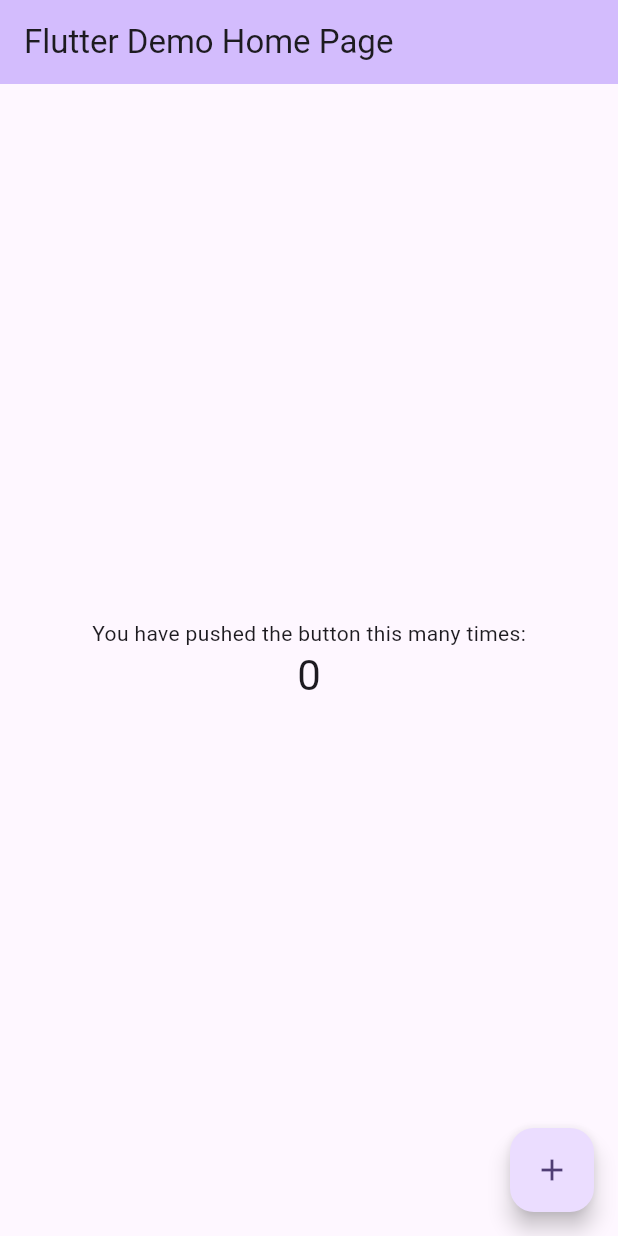
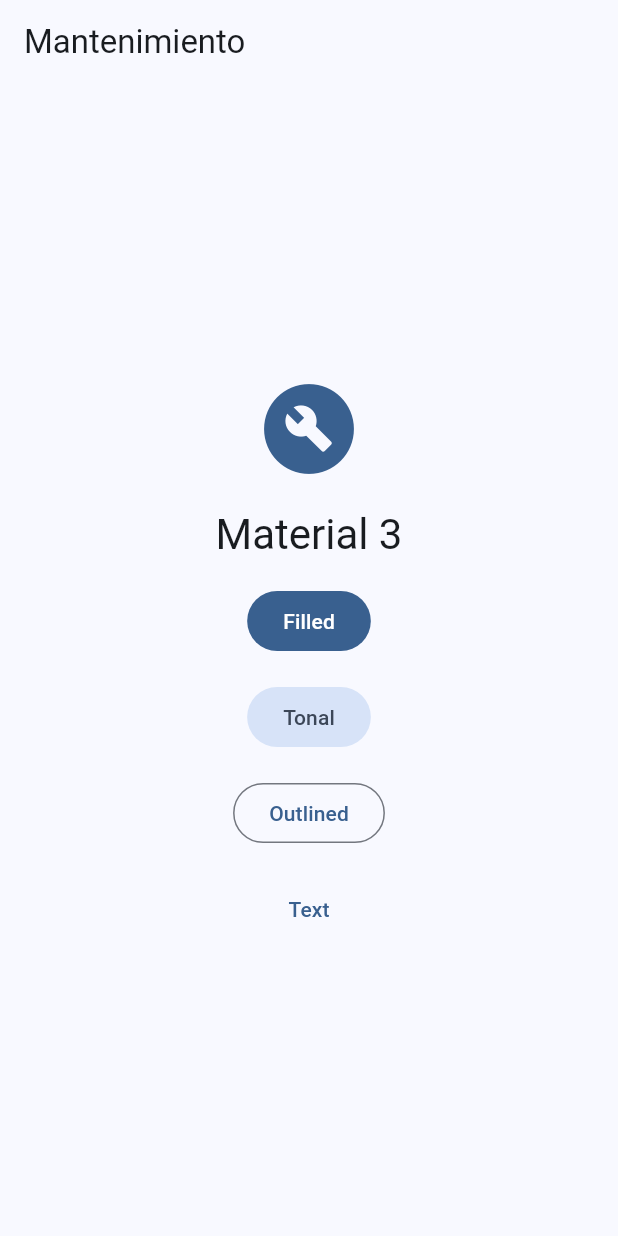
Before and after one commit to alegarciaaitec/app-mantenimiento, a Flutter app: the screen it shows after launch, on a phone screen of 412 x 824 dp. Run offline on Flutter 3.47's test engine with Material 3 defaults, Android fonts, the phone set to English and light mode, and no system bars; our stand-ins replace material_ui.

Commit message:
feat: tema Material 3 con ColorScheme.fromSeed y pantalla de inicio
Co-Authored-By: Claude Sonnet 5.5 <noreply@anthropic.com>

```diff
--- /dev/null
+++ b/lib/app.dart
@@ -0,0 +1,19 @@
+import 'package:material_ui/material_ui.dart';
+
+import 'core/theme/app_theme.dart';
+import 'ui/pages/inicio_page.dart';
+
+class App extends StatelessWidget {
+  const App({super.key});
+
+  @override
+  Widget build(BuildContext context) {
+    return MaterialApp(
+      title: 'Mantenimiento',
+      debugShowCheckedModeBanner: false,
+      theme: AppTheme.light,
+      darkTheme: AppTheme.dark,
+      home: const InicioPage(),
+    );
+  }
+}
--- /dev/null
+++ b/lib/core/theme/app_theme.dart
@@ -0,0 +1,28 @@
+import 'package:material_ui/material_ui.dart';
+
+import 'spacing.dart';
+
+/// Tema Material 3. Los colores salen de una sola semilla: el mismo valor
+/// que se usó para generar las variables "Color" del archivo de Figma.
+/// El tema oscuro se genera solo con `brightness: Brightness.dark`.
+abstract final class AppTheme {
+  static const seed = Color(0xFF0B5FA5);
+
+  static ThemeData get light => _build(Brightness.light);
+  static ThemeData get dark => _build(Brightness.dark);
+
+  static ThemeData _build(Brightness brightness) {
+    return ThemeData(
+      colorScheme: ColorScheme.fromSeed(
+        seedColor: seed,
+        brightness: brightness,
+      ),
+      // Campo de texto outlined con radio xs, como en Figma.
+      inputDecorationTheme: const InputDecorationTheme(
+        border: OutlineInputBorder(
+          borderRadius: BorderRadius.all(Radius.circular(Radii.xs)),
+        ),
+      ),
+    );
+  }
+}
--- /dev/null
+++ b/lib/core/theme/spacing.dart
@@ -0,0 +1,21 @@
+// Tokens del sistema de diseño. Mismos valores que las variables
+// "Spacing" y "Radius" del archivo de Figma.
+abstract final class Spacing {
+  static const xs = 4.0;
+  static const sm = 8.0;
+  static const md = 12.0;
+  static const lg = 16.0;
+  static const xl = 24.0;
+  static const xxl = 32.0;
+  static const xxxl = 48.0;
+}
+
+abstract final class Radii {
+  static const none = 0.0;
+  static const xs = 4.0;
+  static const sm = 8.0;
+  static const md = 12.0;
+  static const lg = 16.0;
+  static const xl = 28.0;
+  static const full = 999.0;
+}
--- a/lib/main.dart
+++ b/lib/main.dart
@@ -1,122 +1,5 @@
 import 'package:material_ui/material_ui.dart';
 
-void main() {
-  runApp(const MyApp());
-}
+import 'app.dart';
 
-class MyApp extends StatelessWidget {
-  const MyApp({super.key});
-
-  // This widget is the root of your application.
-  @override
-  Widget build(BuildContext context) {
-    return MaterialApp(
-      title: 'Flutter Demo',
-      theme: ThemeData(
-        // This is the theme of your application.
-        //
-        // TRY THIS: Try running your application with "flutter run". You'll see
-        // the application has a purple toolbar. Then, without quitting the app,
-        // try changing the seedColor in the colorScheme below to Colors.green
-        // and then invoke "hot reload" (save your changes or press the "hot
-        // reload" button in a Flutter-supported IDE, or press "r" if you used
-        // the command line to start the app).
-        //
-        // Notice that the counter didn't reset back to zero; the application
-        // state is not lost during the reload. To reset the state, use hot
-        // restart instead.
-        //
-        // This works for code too, not just values: Most code changes can be
-        // tested with just a hot reload.
-        colorScheme: .fromSeed(seedColor: Colors.deepPurple),
-      ),
-      home: const MyHomePage(title: 'Flutter Demo Home Page'),
-    );
-  }
-}
-
-class MyHomePage extends StatefulWidget {
-  const MyHomePage({super.key, required this.title});
-
-  // This widget is the home page of your application. It is stateful, meaning
-  // that it has a State object (defined below) that contains fields that affect
-  // how it looks.
-
-  // This class is the configuration for the state. It holds the values (in this
-  // case the title) provided by the parent (in this case the App widget) and
-  // used by the build method of the State. Fields in a Widget subclass are
-  // always marked "final".
-
-  final String title;
-
-  @override
-  State<MyHomePage> createState() => _MyHomePageState();
-}
-
-class _MyHomePageState extends State<MyHomePage> {
-  int _counter = 0;
-
-  void _incrementCounter() {
-    setState(() {
-      // This call to setState tells the Flutter framework that something has
-      // changed in this State, which causes it to rerun the build method below
-      // so that the display can reflect the updated values. If we changed
-      // _counter without calling setState(), then the build method would not be
-      // called again, and so nothing would appear to happen.
-      _counter++;
-    });
-  }
-
-  @override
-  Widget build(BuildContext context) {
-    // This method is rerun every time setState is called, for instance as done
-    // by the _incrementCounter method above.
-    //
-    // The Flutter framework has been optimized to make rerunning build methods
-    // fast, so that you can just rebuild anything that needs updating rather
-    // than having to individually change instances of widgets.
-    return Scaffold(
-      appBar: AppBar(
-        // TRY THIS: Try changing the color here to a specific color (to
-        // Colors.amber, perhaps?) and trigger a hot reload to see the AppBar
-        // change color while the other colors stay the same.
-        backgroundColor: Theme.of(context).colorScheme.inversePrimary,
-        // Here we take the value from the MyHomePage object that was created by
-        // the App.build method, and use it to set our appbar title.
-        title: Text(widget.title),
-      ),
-      body: Center(
-        // Center is a layout widget. It takes a single child and positions it
-        // in the middle of the parent.
-        child: Column(
-          // Column is also a layout widget. It takes a list of children and
-          // arranges them vertically. By default, it sizes itself to fit its
-          // children horizontally, and tries to be as tall as its parent.
-          //
-          // Column has various properties to control how it sizes itself and
-          // how it positions its children. Here we use mainAxisAlignment to
-          // center the children vertically; the main axis here is the vertical
-          // axis because Columns are vertical (the cross axis would be
-          // horizontal).
-          //
-          // TRY THIS: Invoke "debug painting" (choose the "Toggle Debug Paint"
-          // action in the IDE, or press "p" in the console), to see the
-          // wireframe for each widget.
-          mainAxisAlignment: .center,
-          children: [
-            const Text('You have pushed the button this many times:'),
-            Text(
-              '$_counter',
-              style: Theme.of(context).textTheme.headlineMedium,
-            ),
-          ],
-        ),
-      ),
-      floatingActionButton: FloatingActionButton(
-        onPressed: _incrementCounter,
-        tooltip: 'Increment',
-        child: const Icon(Icons.add),
-      ),
-    );
-  }
-}
+void main() => runApp(const App());
--- /dev/null
+++ b/lib/ui/pages/inicio_page.dart
@@ -0,0 +1,31 @@
+import 'package:material_ui/material_ui.dart';
+
+import '../../core/theme/spacing.dart';
+
+/// Primera pantalla: sirve para ver el tema Material 3 en acción.
+/// Cambia la semilla en app_theme.dart y mira cómo cambian los colores.
+class InicioPage extends StatelessWidget {
+  const InicioPage({super.key});
+
+  @override
+  Widget build(BuildContext context) {
+    final theme = Theme.of(context);
+    return Scaffold(
+      appBar: AppBar(title: const Text('Mantenimiento')),
+      body: Center(
+        child: Column(
+          mainAxisSize: MainAxisSize.min,
+          spacing: Spacing.lg,
+          children: [
+            Icon(Icons.build_circle, size: 72, color: theme.colorScheme.primary),
+            Text('Material 3', style: theme.textTheme.headlineMedium),
+            FilledButton(onPressed: () {}, child: const Text('Filled')),
+            FilledButton.tonal(onPressed: () {}, child: const Text('Tonal')),
+            OutlinedButton(onPressed: () {}, child: const Text('Outlined')),
+            TextButton(onPressed: () {}, child: const Text('Text')),
+          ],
+        ),
+      ),
+    );
+  }
+}
```
Also changed, not shown: 2 other files.
